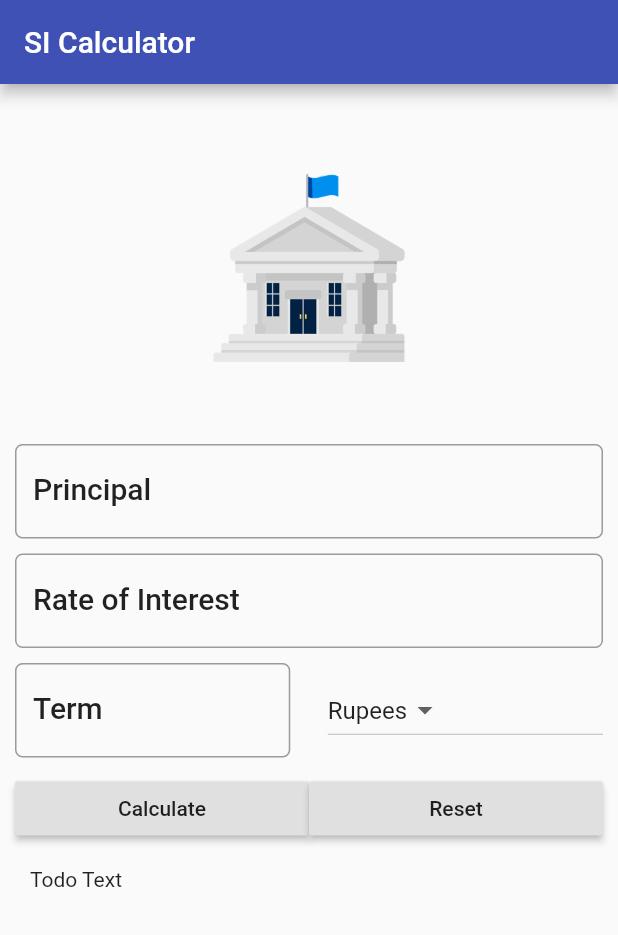
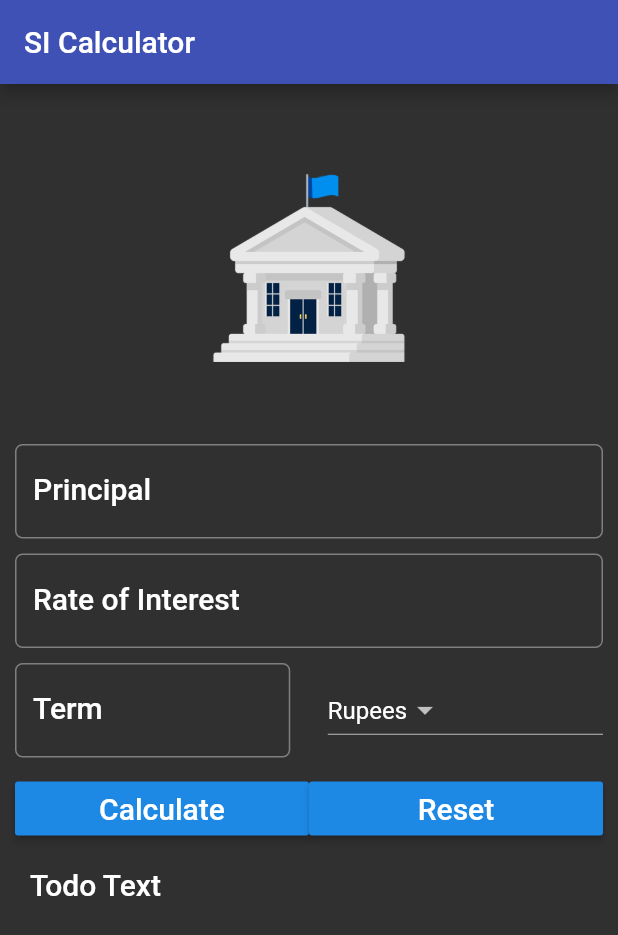
Before and after one commit to Divyansh747/SI_fultter-app, a Flutter app: the screen it shows after launch, after a tap on "Calculate", on a phone screen of 412 x 824 dp. Shown: the top 935 px of the screen. Run offline on Flutter 3.47's test engine with Material 2 defaults, Android fonts, the phone set to English and light mode, and no system bars.

Commit message:
Apply:Background_Brightness
This commit will effect background color into dark and change raised button style

```diff
--- a/lib/main.dart
+++ b/lib/main.dart
@@ -8,6 +8,7 @@ void main() {
         title: 'Simple Interest Calculator App',
         home: SIForm(),
         theme: ThemeData(
+          brightness: Brightness.dark,
           primaryColor: Colors.indigo,
           accentColor: Colors.indigoAccent
         ),
@@ -118,7 +119,7 @@ class _SIFormState extends State<SIForm> {
                 child: Row(children: <Widget>[
               Expanded(
                 child: RaisedButton(
-                  child: Text('Calculate'),
+                  child: Text('Calculate',style: textStyle,),
                   onPressed: (){
 
                   },
@@ -127,7 +128,7 @@ class _SIFormState extends State<SIForm> {
 
               Expanded(
                 child: RaisedButton(
-                  child: Text('Reset'),
+                  child: Text('Reset',style: textStyle,),
                   onPressed: (){
 
                   },
@@ -137,7 +138,7 @@ class _SIFormState extends State<SIForm> {
             ],)),
 
             Padding(padding: EdgeInsets.all(_minimumPadding*2),
-            child: Text('Todo Text'),
+            child: Text('Todo Text', style: textStyle,),
             )
 
           ],
```
